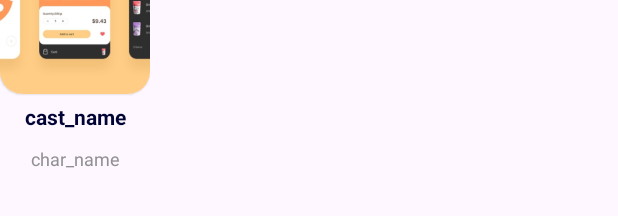
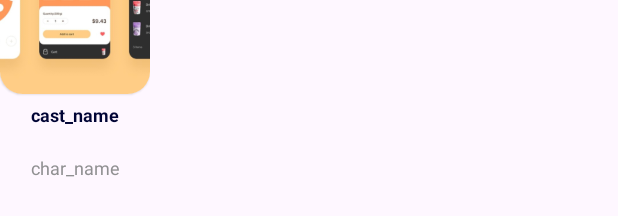
Before and after one commit to StanceFreak/OmkeGams, an Android app: the layout item_list_sinopsis_pemeran.xml on its own in the app's theme, with its tools: preview values and no code run, on a phone screen of 412 x 824 dp. Shown: the part 131-347 px from the top of the screen. Run offline under Robolectric (Android 15) with nearby library versions, the phone set to English and light mode, and no system bars.

Commit message:
changes: changed the cast name and role height value in item layout and also changed the logic for fetching the age rating of indo movie

```diff
--- a/app/src/main/java/com/stancefreak/pihakaseng/view/detail/DetailFragment.kt
+++ b/app/src/main/java/com/stancefreak/pihakaseng/view/detail/DetailFragment.kt
@@ -88,7 +88,7 @@ class DetailFragment : BaseFragment<FragmentDetailBinding, DetailViewModel>(Frag
                         val minutes = data.runtime % 60
                         val movieDuration = "$hours jam $minutes menit";
                         val isoIndex = data.releaseDates.results.indexOfFirst { item ->
-                            item.iso31661 == "US" || item.iso31661 == data.originCountry.firstOrNull()
+                            item.iso31661 == "US" || item.iso31661 == "ID" || item.iso31661 == data.originCountry.firstOrNull()
                         }
                         val certIndex = data.releaseDates.results[isoIndex].releaseDates.indexOfFirst {item ->
                             item.certification.isNotEmpty()
--- a/app/src/main/res/layout/item_list_sinopsis_pemeran.xml
+++ b/app/src/main/res/layout/item_list_sinopsis_pemeran.xml
@@ -31,11 +31,11 @@
     <TextView
         android:id="@+id/tv_item_sinopsis_pemeran_name"
         android:layout_width="match_parent"
-        android:layout_height="wrap_content"
+        android:layout_height="30dp"
         android:layout_marginTop="5dp"
         android:text="cast_name"
         android:textColor="@color/indigo"
-        android:textSize="14sp"
+        android:textSize="12sp"
         android:textStyle="bold"
         android:maxLines="2"
         android:textAlignment="center"
@@ -44,8 +44,8 @@
     <TextView
         android:id="@+id/tv_item_sinopsis_pemeran_char"
         android:layout_width="match_parent"
-        android:layout_height="wrap_content"
-        android:layout_marginTop="10dp"
+        android:layout_height="30dp"
+        android:layout_marginTop="5dp"
         android:text="char_name"
         android:textColor="@color/gray_2"
         android:textSize="12sp"
```
